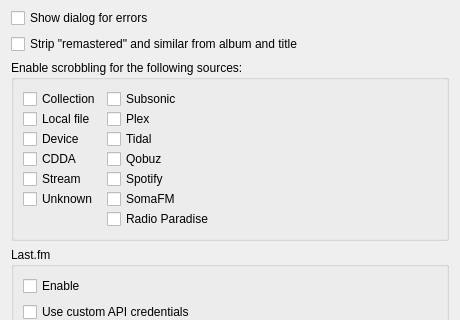
strawberrymusicplayer/strawberry, file src/settings/scrobblersettingspage.ui: the form before one commit; both pictures show x 0 to 460 and y 210 to 530 of the 460 by 1103 pixel window.
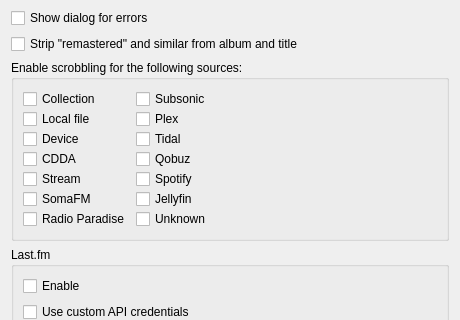
The form after the commit. Custom widgets are drawn as their Qt base class.

Commit message: Add Jellyfin support

Diff of the .ui file:
```diff
--- a/src/settings/scrobblersettingspage.ui
+++ b/src/settings/scrobblersettingspage.ui
@@ -197,31 +197,38 @@
         </property>
        </widget>
       </item>
+      <item row="4" column="1">
+       <widget class="QCheckBox" name="checkbox_source_spotify">
+        <property name="text">
+         <string>Spotify</string>
+        </property>
+       </widget>
+      </item>
       <item row="5" column="1">
+       <widget class="QCheckBox" name="checkbox_source_jellyfin">
+        <property name="text">
+         <string>Jellyfin</string>
+        </property>
+       </widget>
+      </item>
+      <item row="5" column="0">
        <widget class="QCheckBox" name="checkbox_source_somafm">
         <property name="text">
          <string>SomaFM</string>
         </property>
        </widget>
       </item>
-      <item row="5" column="0">
-       <widget class="QCheckBox" name="checkbox_source_unknown">
-        <property name="text">
-         <string>Unknown</string>
-        </property>
-       </widget>
-      </item>
-      <item row="6" column="1">
+      <item row="6" column="0">
        <widget class="QCheckBox" name="checkbox_source_radioparadise">
         <property name="text">
          <string>Radio Paradise</string>
         </property>
        </widget>
       </item>
-      <item row="4" column="1">
-       <widget class="QCheckBox" name="checkbox_source_spotify">
+      <item row="6" column="1">
+       <widget class="QCheckBox" name="checkbox_source_unknown">
         <property name="text">
-         <string>Spotify</string>
+         <string>Unknown</string>
         </property>
        </widget>
       </item>
```
Left out of the diff: 5 changed lines with no effect on the pictures. The commit also changes 43 other files.
